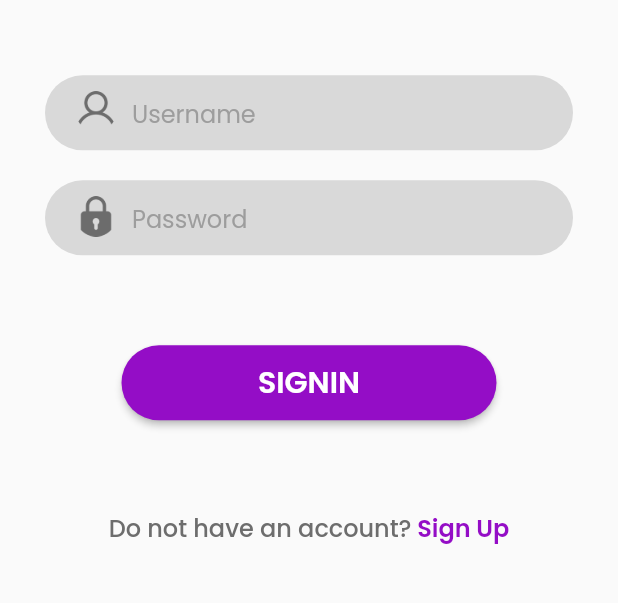
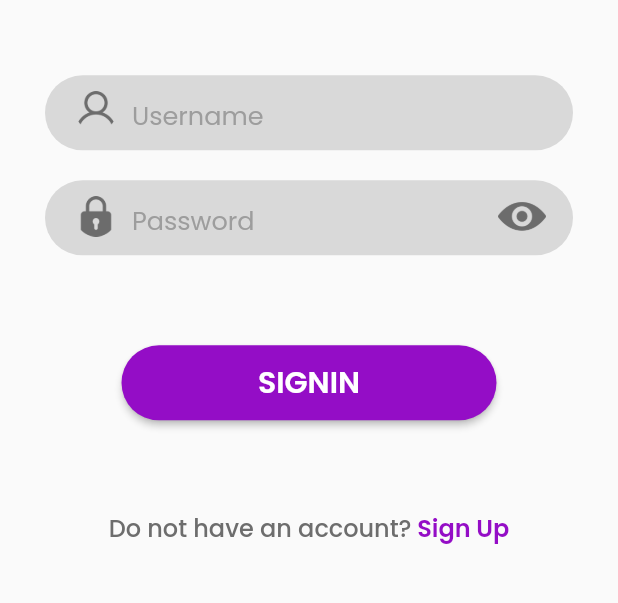
Before and after one commit to binh123thien/HOBIN, a Flutter app: the screen it shows after launch, on a phone screen of 412 x 824 dp, the part 312-915 px from its top. Run offline on Flutter 3.47's test engine with Material 2 defaults, Android fonts, the phone set to English and light mode, and no system bars; our stand-ins replace google_fonts.

Commit message:
con mắt đổi thành công

```diff
--- a/hobin_app/lib/pages/auth/SignIn.dart
+++ b/hobin_app/lib/pages/auth/SignIn.dart
@@ -18,6 +18,7 @@ class SignInPage extends StatefulWidget {
 }
 
 class _SignInPageState extends State<SignInPage> {
+  bool showpass = false;
   @override
   Widget build(BuildContext context) {
     // set chiều cao, ngang full màn hình
@@ -95,7 +96,7 @@ class _SignInPageState extends State<SignInPage> {
                               contentPadding: EdgeInsets.only(top: 14),
                               hintText: 'Username',
                               hintStyle: TextStyle(
-                                fontSize: 16,
+                                fontSize: 17,
                                 color: AppColors.hintColor,
                                 fontFamily: 'poppins',
                               ),
@@ -104,7 +105,7 @@ class _SignInPageState extends State<SignInPage> {
                         ),
                       ),
                     ),
-                    //====================PASS WORD===========================
+                    //====================PASSWORD===========================
                     Padding(
                       padding: ResponsiveWidget.isSmallScreen(context)
                           ? const EdgeInsets.fromLTRB(30, 20, 30, 0)
@@ -117,11 +118,24 @@ class _SignInPageState extends State<SignInPage> {
                           color: AppColors.grayClolor,
                         ),
                         child: Container(
-                          margin: const EdgeInsets.fromLTRB(10, 0, 0, 0),
+                          margin: const EdgeInsets.fromLTRB(10, 0, 10, 0),
                           child: TextFormField(
-                            decoration: const InputDecoration(
+                            obscureText: showpass,
+                            decoration: InputDecoration(
                               border: InputBorder.none,
-                              prefixIcon: IconButton(
+                              suffixIcon: IconButton(
+                                onPressed: () {
+                                      setState(() {
+                                        showpass = !showpass;
+                                      });
+                                    },
+                                icon: Image(
+                                  image: showpass
+                                      ? const AssetImage(AppIcons.hiddenEye)
+                                      : const AssetImage(AppIcons.Eye),
+                                ),
+                              ),
+                              prefixIcon: const IconButton(
                                 onPressed: null,
                                 icon: Image(
                                   image: AssetImage(AppIcons.padLockIcon),
@@ -129,10 +143,10 @@ class _SignInPageState extends State<SignInPage> {
                                   width: 27,
                                 ),
                               ),
-                              contentPadding: EdgeInsets.only(top: 14),
+                              contentPadding: const EdgeInsets.only(top: 14),
                               hintText: 'Password',
-                              hintStyle: TextStyle(
-                                fontSize: 16,
+                              hintStyle: const TextStyle(
+                                fontSize: 17,
                                 color: AppColors.hintColor,
                                 fontFamily: 'poppins',
                               ),
```
